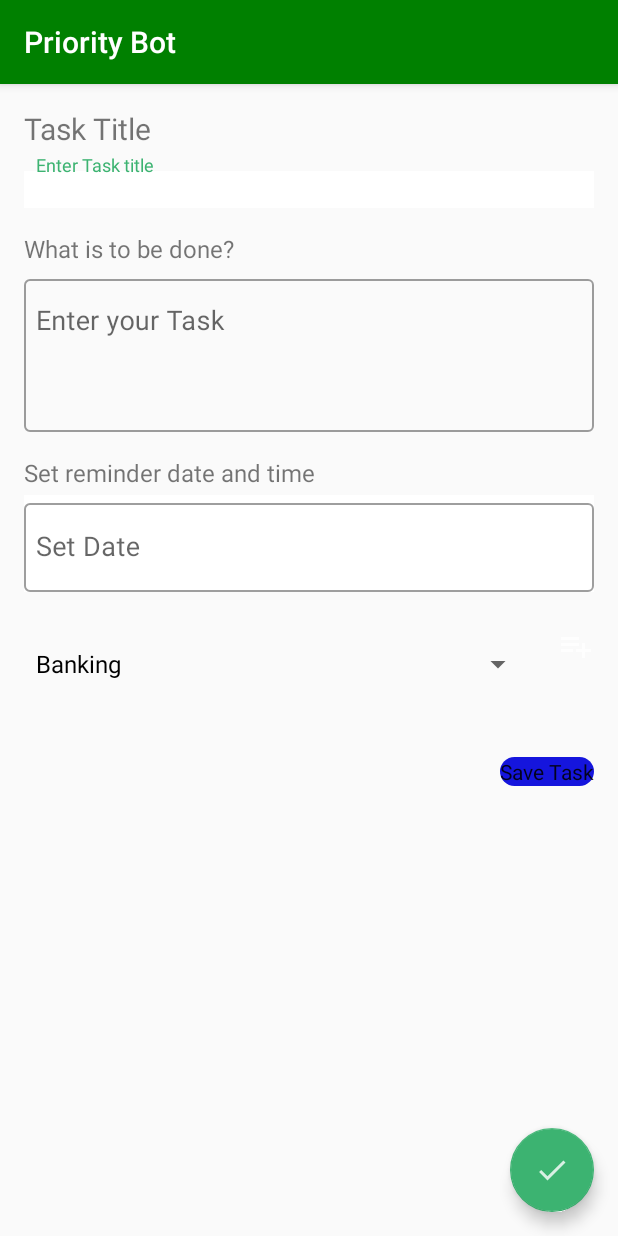
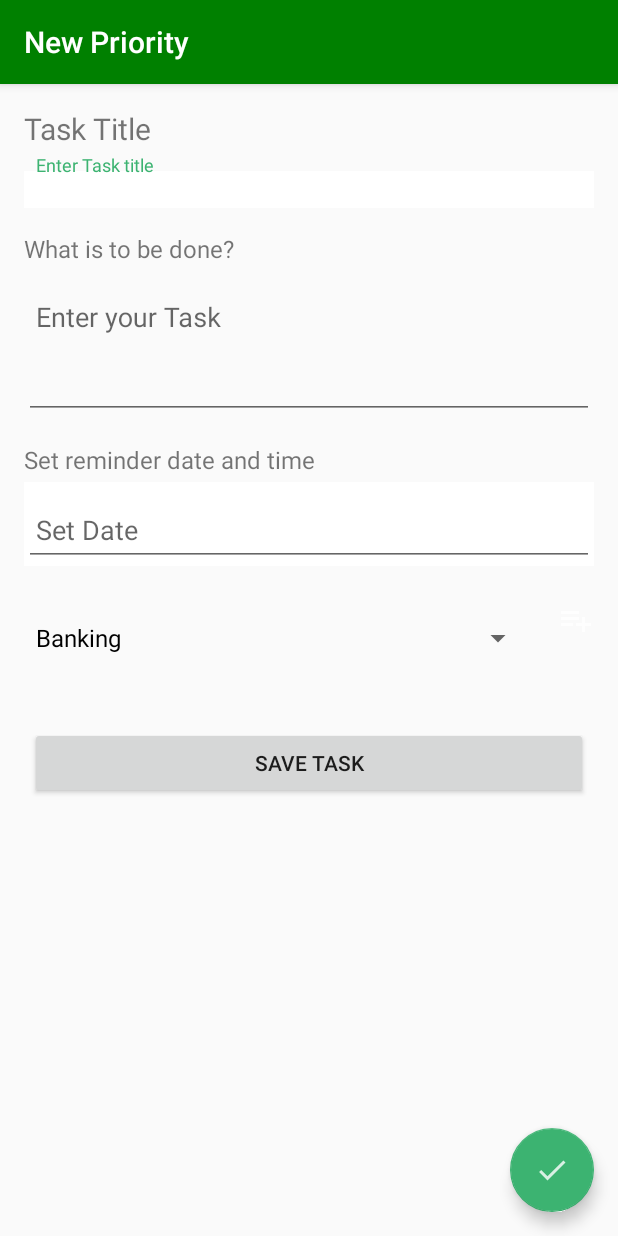
Before and after one commit to JacksiroKe/PriorityBot, an Android app: the PriorityActivity screen opened directly, with no data from a screen before it, on a phone screen of 412 x 824 dp. Run offline under Robolectric (Android 15) with nearby library versions, the phone set to English and light mode, and no system bars.

Commit message:
first commit

```diff
--- a/app/src/main/AndroidManifest.xml
+++ b/app/src/main/AndroidManifest.xml
@@ -10,7 +10,10 @@
         android:supportsRtl="true"
         android:theme="@style/Theme.AppTheme">
 
-        <activity android:name=".ui.PriorityActivity" />
+        <activity
+            android:name=".ui.PriorityActivity"
+            android:label="@string/new_priority"/>
+
         <activity android:name=".ui.HistoryActivity" />
 
         <activity
--- a/app/src/main/java/com/jacksiro/prioritybot/ui/PriorityActivity.kt
+++ b/app/src/main/java/com/jacksiro/prioritybot/ui/PriorityActivity.kt
@@ -5,11 +5,7 @@ import android.app.TimePickerDialog
 import androidx.appcompat.app.AppCompatActivity
 import android.os.Bundle
 import android.view.View
-import android.widget.ArrayAdapter
-import android.widget.DatePicker
-import android.widget.Spinner
-import android.widget.TimePicker
-import com.google.android.material.button.MaterialButton
+import android.widget.*
 import com.google.android.material.textfield.TextInputEditText
 import com.google.android.material.textfield.TextInputLayout
 import com.jacksiro.prioritybot.R
@@ -34,7 +30,7 @@ class PriorityActivity : AppCompatActivity(), View.OnClickListener {
     lateinit var spinnerCategory: Spinner
     lateinit var dateEdt: TextInputEditText
     lateinit var timeEdt: TextInputEditText
-    lateinit var saveBtn: MaterialButton
+    lateinit var saveBtn: Button
 
     var finalDate = 0L
     var finalTime = 0L
--- a/app/src/main/res/layout/activity_priority.xml
+++ b/app/src/main/res/layout/activity_priority.xml
@@ -59,9 +59,7 @@
             android:layout_marginStart="16dp"
             android:layout_marginEnd="16dp"
             android:id="@+id/taskInpLay"
-            android:layout_marginBottom="16dp"
-            style="@style/Widget.MaterialComponents.TextInputLayout.OutlinedBox"
-            >
+            android:layout_marginBottom="16dp" >
 
             <com.google.android.material.textfield.TextInputEditText
                 android:layout_width="match_parent"
@@ -90,8 +88,7 @@
             android:layout_marginStart="16dp"
             android:layout_marginEnd="16dp"
             android:layout_marginBottom="16dp"
-            android:background="@color/box"
-            style="@style/Widget.MaterialComponents.TextInputLayout.OutlinedBox">
+            android:background="@color/box" >
 
             <com.google.android.material.textfield.TextInputEditText
                 android:layout_width="match_parent"
@@ -116,9 +113,7 @@
             android:layout_marginEnd="16dp"
             android:visibility="gone"
             android:id="@+id/timeInptLay"
-            android:layout_marginBottom="16dp"
-            style="@style/Widget.MaterialComponents.TextInputLayout.OutlinedBox"
-            >
+            android:layout_marginBottom="16dp" >
 
             <com.google.android.material.textfield.TextInputEditText
                 android:layout_width="match_parent"
@@ -161,17 +156,15 @@
                 android:src="@drawable/ic_category" />
         </LinearLayout>
 
-        <com.google.android.material.button.MaterialButton
+        <Button
             android:text="Save Task"
             android:id="@+id/saveBtn"
-            app:backgroundTint="@color/task_header_color"
-            android:layout_marginTop="32dp"
-            android:layout_marginEnd="16dp"
+            android:layout_marginTop="35dp"
+            android:layout_marginLeft="20dp"
+            android:layout_marginRight="20dp"
             android:layout_gravity="end"
-            app:cornerRadius="25dp"
-            android:layout_width="wrap_content"
-            android:layout_height="wrap_content"
-            android:layout_marginRight="16dp" />
+            android:layout_width="match_parent"
+            android:layout_height="wrap_content" />
 
     </LinearLayout>
 
@@ -181,6 +174,7 @@
         android:layout_height="wrap_content"
         android:layout_gravity="bottom|end"
         android:layout_margin="@dimen/fab_margin"
-        android:src="@drawable/ic_done" />
+        android:src="@drawable/ic_done"
+        android:contentDescription="TODO" />
 
 </androidx.coordinatorlayout.widget.CoordinatorLayout>
--- a/app/src/main/res/values/strings.xml
+++ b/app/src/main/res/values/strings.xml
@@ -6,5 +6,6 @@
     <string name="password">Password</string>
     <string name="username">Username</string>
     <string name="title_activity_priority_new">Save a New Priority</string>
+    <string name="new_priority">New Priority</string>
 
 </resources>
```
